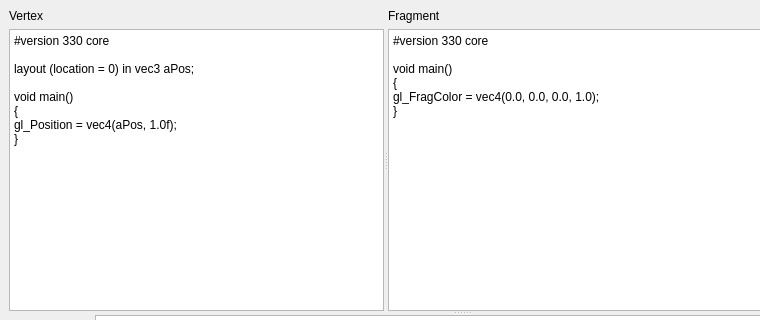
Old version of the form mainwindow.ui in the repository MEHRDADsmj/ShEd; both pictures show x 0 to 760 and y 0 to 320 of the 923 by 619 pixel window.
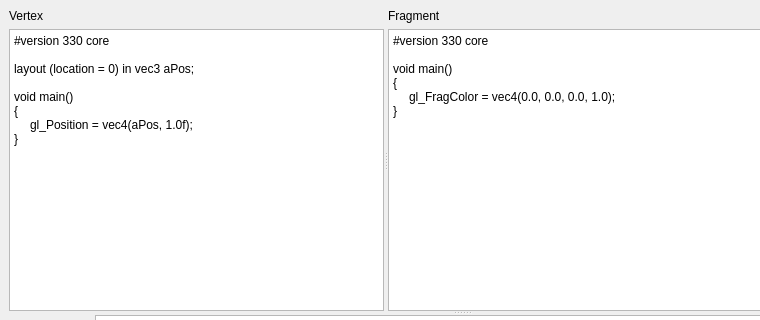
New version of the form. Custom widgets are drawn as their Qt base class.

The edit to the form file:
```diff
--- a/mainwindow.ui
+++ b/mainwindow.ui
@@ -59,7 +59,7 @@
 &lt;p style=&quot;-qt-paragraph-type:empty; margin-top:0px; margin-bottom:0px; margin-left:0px; margin-right:0px; -qt-block-indent:0; text-indent:0px;&quot;&gt;&lt;br /&gt;&lt;/p&gt;
 &lt;p style=&quot; margin-top:0px; margin-bottom:0px; margin-left:0px; margin-right:0px; -qt-block-indent:0; text-indent:0px;&quot;&gt;void main()&lt;/p&gt;
 &lt;p style=&quot; margin-top:0px; margin-bottom:0px; margin-left:0px; margin-right:0px; -qt-block-indent:0; text-indent:0px;&quot;&gt;{&lt;/p&gt;
-&lt;p style=&quot; margin-top:0px; margin-bottom:0px; margin-left:0px; margin-right:0px; -qt-block-indent:0; text-indent:0px;&quot;&gt;gl_Position = vec4(aPos, 1.0f);&lt;/p&gt;
+&lt;p style=&quot; margin-top:0px; margin-bottom:0px; margin-left:0px; margin-right:0px; -qt-block-indent:0; text-indent:0px;&quot;&gt;	gl_Position = vec4(aPos, 1.0f);&lt;/p&gt;
 &lt;p style=&quot; margin-top:0px; margin-bottom:0px; margin-left:0px; margin-right:0px; -qt-block-indent:0; text-indent:0px;&quot;&gt;}&lt;/p&gt;&lt;/body&gt;&lt;/html&gt;</string>
             </property>
             <property name="tabStopDistance">
@@ -89,7 +89,7 @@
 &lt;p style=&quot;-qt-paragraph-type:empty; margin-top:0px; margin-bottom:0px; margin-left:0px; margin-right:0px; -qt-block-indent:0; text-indent:0px;&quot;&gt;&lt;br /&gt;&lt;/p&gt;
 &lt;p style=&quot; margin-top:0px; margin-bottom:0px; margin-left:0px; margin-right:0px; -qt-block-indent:0; text-indent:0px;&quot;&gt;void main()&lt;/p&gt;
 &lt;p style=&quot; margin-top:0px; margin-bottom:0px; margin-left:0px; margin-right:0px; -qt-block-indent:0; text-indent:0px;&quot;&gt;{&lt;/p&gt;
-&lt;p style=&quot; margin-top:0px; margin-bottom:0px; margin-left:0px; margin-right:0px; -qt-block-indent:0; text-indent:0px;&quot;&gt;gl_FragColor = vec4(0.0, 0.0, 0.0, 1.0);&lt;/p&gt;
+&lt;p style=&quot; margin-top:0px; margin-bottom:0px; margin-left:0px; margin-right:0px; -qt-block-indent:0; text-indent:0px;&quot;&gt;	gl_FragColor = vec4(0.0, 0.0, 0.0, 1.0);&lt;/p&gt;
 &lt;p style=&quot; margin-top:0px; margin-bottom:0px; margin-left:0px; margin-right:0px; -qt-block-indent:0; text-indent:0px;&quot;&gt;}&lt;/p&gt;&lt;/body&gt;&lt;/html&gt;</string>
             </property>
             <property name="tabStopDistance">
```
